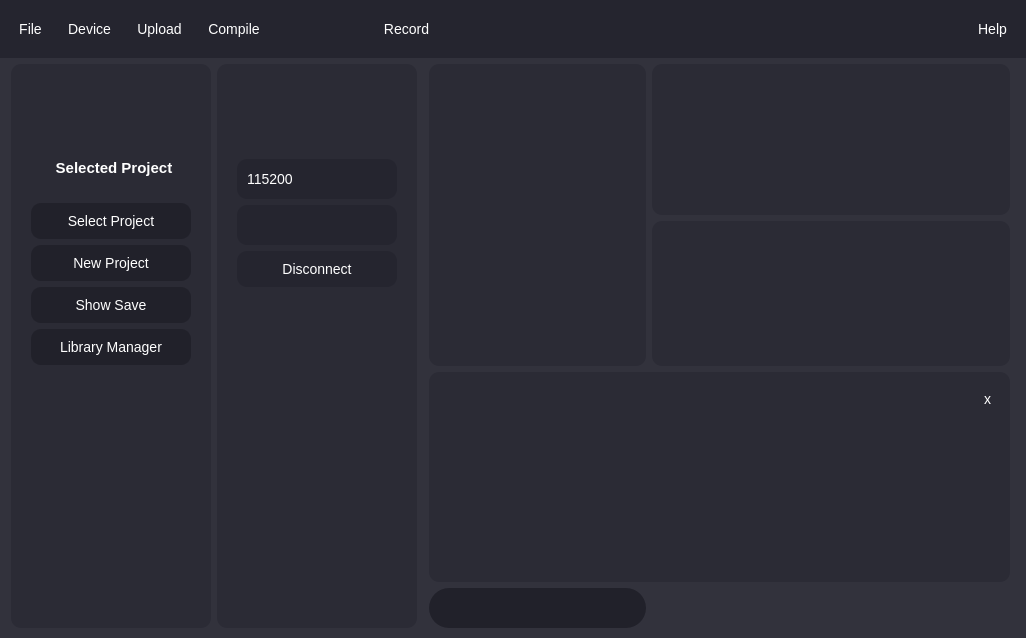
Above: Ui/GraphingUi.ui from OrionAerospaceYT/SideKick before the change. Below: the same form after it.
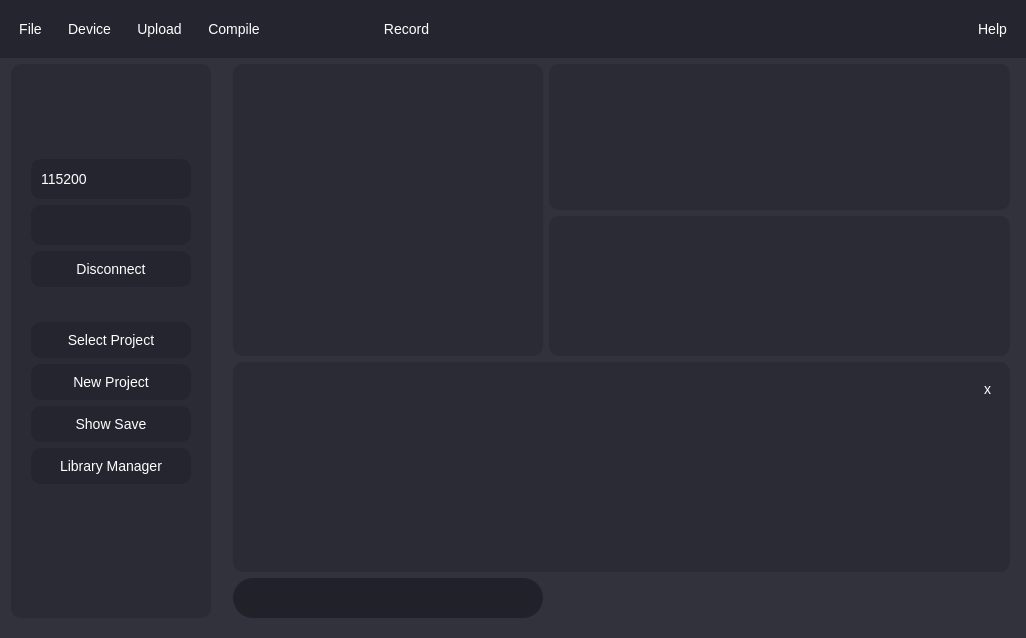
That is the form after the change. Icons and pictures are not drawn.

Diff of the .ui file:
```diff
--- a/Ui/GraphingUi.ui
+++ b/Ui/GraphingUi.ui
@@ -178,7 +178,7 @@
      <number>0</number>
     </property>
     <item row="0" column="0">
-     <layout class="QGridLayout" name="gridLayout" rowstretch="0,1,0,1,0,0,0" columnstretch="0,0,0,0,3,0,5,0,0">
+     <layout class="QGridLayout" name="gridLayout" rowstretch="0,1,0,1,0,0,0" columnstretch="0,1,0,1,1,3,0,0">
       <property name="leftMargin">
        <number>0</number>
       </property>
@@ -191,11 +191,14 @@
       <property name="bottomMargin">
        <number>0</number>
       </property>
-      <item row="6" column="4">
+      <item row="6" column="3">
        <spacer name="verticalSpacer_3">
         <property name="orientation">
          <enum>Qt::Vertical</enum>
         </property>
+        <property name="sizeType">
+         <enum>QSizePolicy::Minimum</enum>
+        </property>
         <property name="sizeHint" stdset="0">
          <size>
           <width>20</width>
@@ -204,20 +207,20 @@
         </property>
        </spacer>
       </item>
-      <item row="5" column="4" colspan="2">
-       <widget class="QLineEdit" name="message"/>
-      </item>
-      <item row="5" column="6" colspan="2">
+      <item row="5" column="5" colspan="2">
        <widget class="QLabel" name="bottom_update">
         <property name="text">
          <string/>
         </property>
        </widget>
       </item>
-      <item row="3" column="6" colspan="2">
-       <widget class="QWidget" name="bottom_widget" native="true"/>
+      <item row="5" column="3" colspan="2">
+       <widget class="QLineEdit" name="message"/>
       </item>
-      <item row="0" column="0" colspan="9">
+      <item row="1" column="5" rowspan="2" colspan="2">
+       <widget class="QWidget" name="top_widget" native="true"/>
+      </item>
+      <item row="0" column="0" colspan="8">
        <widget class="QFrame" name="horizontalFrame">
         <property name="styleSheet">
          <string notr="true">/*General Styling*/
@@ -433,36 +436,7 @@
         </layout>
        </widget>
       </item>
-      <item row="1" column="0">
-       <spacer name="horizontalSpacer_2">
-        <property name="orientation">
-         <enum>Qt::Horizontal</enum>
-        </property>
-        <property name="sizeHint" stdset="0">
-         <size>
-          <width>5</width>
-          <height>20</height>
-         </size>
-        </property>
-       </spacer>
-      </item>
-      <item row="1" column="6" rowspan="2" colspan="2">
-       <widget class="QWidget" name="top_widget" native="true"/>
-      </item>
-      <item row="1" column="8">
-       <spacer name="horizontalSpacer_3">
-        <property name="orientation">
-         <enum>Qt::Horizontal</enum>
-        </property>
-        <property name="sizeHint" stdset="0">
-         <size>
-          <width>10</width>
-          <height>20</height>
-         </size>
-        </property>
-       </spacer>
-      </item>
-      <item row="1" column="4" rowspan="3" colspan="2">
+      <item row="1" column="3" rowspan="3" colspan="2">
        <widget class="QTextBrowser" name="terminal">
         <property name="styleSheet">
          <string notr="true"/>
@@ -475,7 +449,39 @@
         </property>
        </widget>
       </item>
-      <item row="1" column="2" rowspan="5">
+      <item row="3" column="5" colspan="2">
+       <widget class="QWidget" name="bottom_widget" native="true"/>
+      </item>
+      <item row="4" column="3" colspan="4">
+       <widget class="QFrame" name="debugger">
+        <property name="styleSheet">
+         <string notr="true">QFrame{
+   font: 10pt &quot;Roboto &quot;;
+  font-size: 14px;
+  background-color: #2b2b35;
+  color: #FFFFFF;
+  border:none;
+  border-radius:10px;
+}
+QPushButton:hover:!pressed{
+  background-color: #ff0000;
+}</string>
+        </property>
+        <layout class="QGridLayout" name="debugger_1">
+         <item row="0" column="1">
+          <widget class="QPushButton" name="quit">
+           <property name="text">
+            <string>x</string>
+           </property>
+          </widget>
+         </item>
+         <item row="0" column="0" rowspan="2">
+          <widget class="QTextBrowser" name="debug_log"/>
+         </item>
+        </layout>
+       </widget>
+      </item>
+      <item row="1" column="1" rowspan="5">
        <widget class="QFrame" name="device_layout">
         <property name="sizePolicy">
          <sizepolicy hsizetype="Minimum" vsizetype="Preferred">
@@ -658,307 +664,18 @@
           </widget>
          </item>
          <item>
-          <spacer name="verticalSpacer">
-           <property name="orientation">
-            <enum>Qt::Vertical</enum>
-           </property>
-           <property name="sizeHint" stdset="0">
-            <size>
-             <width>20</width>
-             <height>40</height>
-            </size>
-           </property>
-          </spacer>
-         </item>
-        </layout>
-       </widget>
-      </item>
-      <item row="4" column="4" colspan="4">
-       <widget class="QFrame" name="debugger">
-        <property name="styleSheet">
-         <string notr="true">QFrame{
-   font: 10pt &quot;Roboto &quot;;
-  font-size: 14px;
-  background-color: #2b2b35;
-  color: #FFFFFF;
-  border:none;
-  border-radius:10px;
-}
-QPushButton:hover:!pressed{
-  background-color: #ff0000;
-}</string>
-        </property>
-        <layout class="QGridLayout" name="debugger_1">
-         <item row="0" column="1">
-          <widget class="QPushButton" name="quit">
-           <property name="text">
-            <string>x</string>
-           </property>
-          </widget>
-         </item>
-         <item row="0" column="0" rowspan="2">
-          <widget class="QTextBrowser" name="debug_log"/>
-         </item>
-        </layout>
-       </widget>
-      </item>
-      <item row="1" column="1" rowspan="5">
-       <widget class="QFrame" name="file_layout">
-        <property name="enabled">
-         <bool>true</bool>
-        </property>
-        <property name="sizePolicy">
-         <sizepolicy hsizetype="Minimum" vsizetype="Preferred">
-          <horstretch>0</horstretch>
-          <verstretch>0</verstretch>
-         </sizepolicy>
-        </property>
-        <property name="minimumSize">
-         <size>
-          <width>200</width>
-          <height>0</height>
-         </size>
-        </property>
-        <property name="maximumSize">
-         <size>
-          <width>200</width>
-          <height>16777215</height>
-         </size>
-        </property>
-        <property name="styleSheet">
-         <string notr="true">/*General Styling*/
-* {
-   font: 10pt &quot;Roboto &quot;;
-  background-color: #2b2b35;
-  color: #FFFFFF;
-  border: none;
-  border-radius:10px;
-}
-
-/*Button Styling*/
-QPushButton {
-  padding: 10px 10px;
-  text-align: center;
-  outline: none;
-  background-color: #21212a;
-  border: none;
-  border-radius: 10px;
-}
-QPushButton#upload {
-  image: url(Ui/U_Arrow.png);
-  image-position: left;
-  text-align: right;
-  padding-left: 10px;
-  width: 10px;
-}
-QPushButton#send {
-  image: url(Ui/U_Arrow.png);
-  image-position: left;
-  padding-left: 10px;
-  width: 10px;
-}
-QPushButton#help {
-  image: url(Ui/Help.png);
-  image-position: left;
-  padding-left: 10px;
-  width: 10px;
-}
-QPushButton#disconnect {
-  image: url(Ui/Plug.png);
-  image-position: left;
-  padding-left: 10px;
-  width: 10px;
-}
-QPushButton#render {
-  image: url(Ui/SideKick_White.png);
-  image-position: left;
-  padding-left: 10px;
-  width: 20px;
-}
-QPushButton:pressed {
-  background-color: #000;
-}
-QPushButton:hover:!pressed{
-  background-color: #151525;
-}
-
-/*Combo Box Styling*/
-QComboBox {
-  padding: 10px 10px;
-  text-align: center;
-  outline: none;
-  background-color: #21212a;
-  border: none;
-  border-radius: 10px;
-  height: 20px;
-}
-QComboBox:pressed {
-  background-color: #000;
-}
-QComboBox:hover:!pressed{
-  background-color: #151525;
-}
-QComboBox:editable {
-  background: #21212a;
-}
-  QComboBox:!editable,
-  QComboBox::drop-down:editable,
-  QComboBox:!editable:on,
-  QComboBox::drop-down:editable:on {
-  background: #21212a;
-}
-QComboBox::drop-down {
-  subcontrol-origin: padding;
-  subcontrol-position: top right;
-  border-left: none;
-  color: #00f0c3;
-}
-QComboBox::down-arrow {
-  image: url(Ui/D_Arrow.png);
-  image-position: right;
-  padding-right: 50px;
-  width: 50px;
-  height: 20px;
-}
-QComboBox QAbstractItemView {
-  background: #252535;
-  border: none;
-  color: #00f0c3;
-}
-
-/*Line Edit Styling*/
-QLineEdit {
-  padding: 10px 10px;
-  text-align: center;
-  outline: none;
-  background-color: #21212a;
-  border: none;
-  border-radius: 10px;
-  height: 40px;
-}
-QLineEdit:hover:!pressed{
-  background-color: #151525;
-}
-
-/*Label Styling*/
-QLabel {
-  font-size: 15px;
-  font-weight: bold;
-  padding-left: 6px;
-}
-QLabel#logo{
-  background-color: #2b2b35;
-  image: url(Ui/SideKick_Logo.png);
-  width:100px;
-  height:40px;
-}
-
-/*Text Box Styling*/
-QTextBrowser {
-  border: none;
-  padding-left: 40px;
-  /*border-image: url(Ui/Schematic.png) 0 0 0 0 strech strech;*/
-}
-
-QMenuBar {
-  background-color: #151525;
-}
-
-/*Removes the border from the scroll area*/
-QScrollArea {
-  border: none;
-}</string>
-        </property>
-        <layout class="QVBoxLayout" name="file_menu">
-         <property name="sizeConstraint">
-          <enum>QLayout::SetMinimumSize</enum>
-         </property>
-         <property name="leftMargin">
-          <number>20</number>
-         </property>
-         <property name="rightMargin">
-          <number>20</number>
-         </property>
-         <item>
-          <spacer name="verticalSpacer_7">
-           <property name="orientation">
-            <enum>Qt::Vertical</enum>
-           </property>
-           <property name="sizeType">
-            <enum>QSizePolicy::Minimum</enum>
-           </property>
-           <property name="sizeHint" stdset="0">
-            <size>
-             <width>20</width>
-             <height>20</height>
-            </size>
-           </property>
-          </spacer>
-         </item>
-         <item>
-          <widget class="QLabel" name="logo">
-           <property name="minimumSize">
-            <size>
-             <width>0</width>
-             <height>50</height>
-            </size>
-           </property>
-           <property name="maximumSize">
-            <size>
-             <width>166780</width>
-             <height>50</height>
-            </size>
-           </property>
-           <property name="text">
-            <string/>
-           </property>
-          </widget>
-         </item>
-         <item>
-          <spacer name="verticalSpacer_5">
-           <property name="orientation">
-            <enum>Qt::Vertical</enum>
-           </property>
-           <property name="sizeType">
-            <enum>QSizePolicy::Minimum</enum>
-           </property>
-           <property name="sizeHint" stdset="0">
-            <size>
-             <width>20</width>
-             <height>10</height>
-            </size>
-           </property>
-          </spacer>
-         </item>
-         <item>
           <widget class="QLabel" name="selected_project">
            <property name="layoutDirection">
             <enum>Qt::LeftToRight</enum>
            </property>
            <property name="text">
-            <string>Selected Project</string>
+            <string/>
            </property>
            <property name="alignment">
             <set>Qt::AlignCenter</set>
            </property>
           </widget>
          </item>
-         <item>
-          <spacer name="verticalSpacer_4">
-           <property name="orientation">
-            <enum>Qt::Vertical</enum>
-           </property>
-           <property name="sizeType">
-            <enum>QSizePolicy::Minimum</enum>
-           </property>
-           <property name="sizeHint" stdset="0">
-            <size>
-             <width>20</width>
-             <height>20</height>
-            </size>
-           </property>
-          </spacer>
-         </item>
          <item>
           <widget class="QPushButton" name="select_project">
            <property name="text">
@@ -1000,7 +717,7 @@
           </widget>
          </item>
          <item>
-          <spacer name="verticalSpacer_2">
+          <spacer name="verticalSpacer">
            <property name="orientation">
             <enum>Qt::Vertical</enum>
            </property>
@@ -1012,22 +729,57 @@
            </property>
           </spacer>
          </item>
-         <item>
-          <spacer name="horizontalSpacer_4">
-           <property name="orientation">
-            <enum>Qt::Horizontal</enum>
-           </property>
-           <property name="sizeHint" stdset="0">
-            <size>
-             <width>200</width>
-             <height>20</height>
-            </size>
-           </property>
-          </spacer>
-         </item>
         </layout>
        </widget>
       </item>
+      <item row="1" column="7" rowspan="2">
+       <spacer name="horizontalSpacer_3">
+        <property name="orientation">
+         <enum>Qt::Horizontal</enum>
+        </property>
+        <property name="sizeType">
+         <enum>QSizePolicy::Minimum</enum>
+        </property>
+        <property name="sizeHint" stdset="0">
+         <size>
+          <width>10</width>
+          <height>20</height>
+         </size>
+        </property>
+       </spacer>
+      </item>
+      <item row="6" column="2">
+       <spacer name="horizontalSpacer_4">
+        <property name="orientation">
+         <enum>Qt::Horizontal</enum>
+        </property>
+        <property name="sizeType">
+         <enum>QSizePolicy::Minimum</enum>
+        </property>
+        <property name="sizeHint" stdset="0">
+         <size>
+          <width>10</width>
+          <height>20</height>
+         </size>
+        </property>
+       </spacer>
+      </item>
+      <item row="6" column="0">
+       <spacer name="horizontalSpacer_2">
+        <property name="orientation">
+         <enum>Qt::Horizontal</enum>
+        </property>
+        <property name="sizeType">
+         <enum>QSizePolicy::Minimum</enum>
+        </property>
+        <property name="sizeHint" stdset="0">
+         <size>
+          <width>5</width>
+          <height>20</height>
+         </size>
+        </property>
+       </spacer>
+      </item>
      </layout>
     </item>
    </layout>
```
